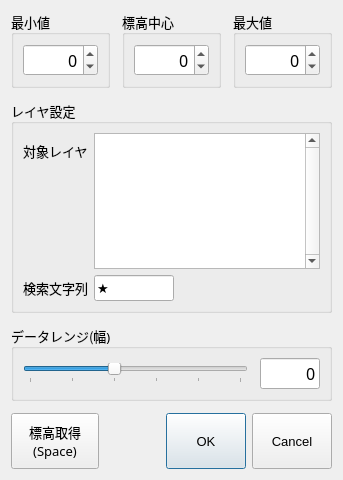
Before: the Qt Designer form demstyle_all_dialog_base.ui in tamaohome/qgis-demstyle-all, drawn with Qt 5.
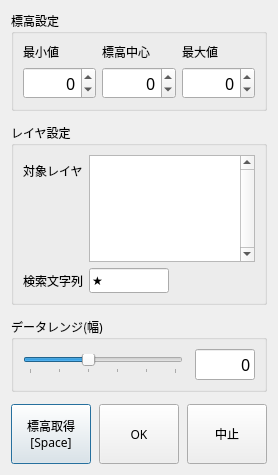
After: the same form once the commit is applied.

Commit message: ✨ feat(ui): フォントサイズ、グループ表示を調整

The edit to the form file:
```diff
--- a/demstyle_all_dialog_base.ui
+++ b/demstyle_all_dialog_base.ui
@@ -6,151 +6,66 @@
    <rect>
     <x>0</x>
     <y>0</y>
-    <width>343</width>
-    <height>480</height>
+    <width>270</width>
+    <height>475</height>
    </rect>
   </property>
   <property name="font">
    <font>
     <family>ＭＳ ゴシック</family>
-    <pointsize>10</pointsize>
+    <pointsize>9</pointsize>
    </font>
   </property>
   <property name="windowTitle">
    <string>DEMスタイル一括設定</string>
   </property>
-  <layout class="QVBoxLayout" name="mainLayout">
+  <layout class="QVBoxLayout" name="controlLayout">
+   <item>
+    <widget class="QWidget" name="controlWidget" native="true">
+     <layout class="QVBoxLayout" name="controlLayout">
    <property name="spacing">
     <number>12</number>
    </property>
-   <item>
-    <layout class="QHBoxLayout" name="elevationValuesLayout">
-     <item>
-      <widget class="QGroupBox" name="minElevationGroupBox">
-       <property name="sizePolicy">
-        <sizepolicy hsizetype="Preferred" vsizetype="Maximum">
-         <horstretch>0</horstretch>
-         <verstretch>0</verstretch>
-        </sizepolicy>
-       </property>
-       <property name="minimumSize">
-        <size>
-         <width>0</width>
-         <height>0</height>
-        </size>
-       </property>
+      <property name="leftMargin">
+       <number>0</number>
+      </property>
+      <property name="topMargin">
+       <number>0</number>
+      </property>
+      <property name="rightMargin">
+       <number>0</number>
+      </property>
+      <property name="bottomMargin">
+       <number>0</number>
+      </property>
+      <item>
+       <widget class="QGroupBox" name="elevationValueGroupBox">
        <property name="title">
+         <string>標高設定</string>
+        </property>
+        <layout class="QGridLayout" name="elevationValueLayout">
+         <item row="0" column="0">
+          <widget class="QLabel" name="minElevationLabel">
+           <property name="text">
         <string>最小値</string>
        </property>
-       <property name="toolTip">
-        <string>Wキーで増加、Sキーで減少</string>
-       </property>
-       <layout class="QVBoxLayout" name="minElevationLayout">
-        <item>
-         <widget class="QSpinBox" name="minElevationSpinBox">
-          <property name="minimumSize">
-           <size>
-            <width>72</width>
-            <height>0</height>
-           </size>
-          </property>
-          <property name="font">
-           <font>
-            <family>ＭＳ ゴシック</family>
-            <pointsize>12</pointsize>
-           </font>
-          </property>
-          <property name="alignment">
-           <set>Qt::AlignRight|Qt::AlignTrailing|Qt::AlignVCenter</set>
-          </property>
-          <property name="minimum">
-           <number>-9999</number>
-          </property>
-          <property name="maximum">
-           <number>9999</number>
-          </property>
-          <property name="singleStep">
-           <number>5</number>
-          </property>
-         </widget>
-        </item>
-       </layout>
-      </widget>
-     </item>
-     <item>
-      <widget class="QGroupBox" name="midElevationGroupBox">
-       <property name="sizePolicy">
-        <sizepolicy hsizetype="Preferred" vsizetype="Maximum">
-         <horstretch>0</horstretch>
-         <verstretch>0</verstretch>
-        </sizepolicy>
-       </property>
-       <property name="minimumSize">
-        <size>
-         <width>0</width>
-         <height>0</height>
-        </size>
-       </property>
-       <property name="title">
+          </widget>
+         </item>
+         <item row="0" column="1">
+          <widget class="QLabel" name="midElevationLabel">
+           <property name="text">
         <string>標高中心</string>
        </property>
-       <property name="toolTip">
-        <string>Wキーで増加、Sキーで減少</string>
-       </property>
-       <layout class="QVBoxLayout" name="midElevationLayout">
-        <item>
-         <widget class="QSpinBox" name="midElevationSpinBox">
-          <property name="minimumSize">
-           <size>
-            <width>72</width>
-            <height>0</height>
-           </size>
-          </property>
-          <property name="font">
-           <font>
-            <family>ＭＳ ゴシック</family>
-            <pointsize>12</pointsize>
-           </font>
-          </property>
-          <property name="alignment">
-           <set>Qt::AlignRight|Qt::AlignTrailing|Qt::AlignVCenter</set>
-          </property>
-          <property name="minimum">
-           <number>-9999</number>
-          </property>
-          <property name="maximum">
-           <number>9999</number>
-          </property>
-          <property name="singleStep">
-           <number>5</number>
-          </property>
-         </widget>
-        </item>
-       </layout>
-      </widget>
-     </item>
-     <item>
-      <widget class="QGroupBox" name="maxElevationGroupBox">
-       <property name="sizePolicy">
-        <sizepolicy hsizetype="Preferred" vsizetype="Maximum">
-         <horstretch>0</horstretch>
-         <verstretch>0</verstretch>
-        </sizepolicy>
-       </property>
-       <property name="minimumSize">
-        <size>
-         <width>0</width>
-         <height>0</height>
-        </size>
-       </property>
-       <property name="title">
+          </widget>
+         </item>
+         <item row="0" column="2">
+          <widget class="QLabel" name="maxElevationLabel">
+           <property name="text">
         <string>最大値</string>
        </property>
-       <property name="toolTip">
-        <string>Wキーで増加、Sキーで減少</string>
-       </property>
-       <layout class="QVBoxLayout" name="maxElevationLayout">
-        <item>
+          </widget>
+         </item>
+         <item row="1" column="0">
          <widget class="QSpinBox" name="maxElevationSpinBox">
           <property name="minimumSize">
            <size>
@@ -184,15 +99,69 @@
           </property>
          </widget>
         </item>
-       </layout>
-      </widget>
-     </item>
-    </layout>
+         <item row="1" column="1">
+          <widget class="QSpinBox" name="minElevationSpinBox">
+           <property name="minimumSize">
+            <size>
+             <width>72</width>
+             <height>0</height>
+            </size>
+           </property>
+           <property name="font">
+            <font>
+             <family>ＭＳ ゴシック</family>
+             <pointsize>12</pointsize>
+            </font>
+           </property>
+           <property name="alignment">
+            <set>Qt::AlignRight|Qt::AlignTrailing|Qt::AlignVCenter</set>
+           </property>
+           <property name="minimum">
+            <number>-9999</number>
+           </property>
+           <property name="maximum">
+            <number>9999</number>
+           </property>
+           <property name="singleStep">
+            <number>5</number>
+           </property>
+          </widget>
+         </item>
+         <item row="1" column="2">
+          <widget class="QSpinBox" name="midElevationSpinBox">
+           <property name="minimumSize">
+            <size>
+             <width>72</width>
+             <height>0</height>
+            </size>
+           </property>
+           <property name="font">
+            <font>
+             <family>ＭＳ ゴシック</family>
+             <pointsize>12</pointsize>
+            </font>
+           </property>
+           <property name="alignment">
+            <set>Qt::AlignRight|Qt::AlignTrailing|Qt::AlignVCenter</set>
+           </property>
+           <property name="minimum">
+            <number>-9999</number>
+           </property>
+           <property name="maximum">
+            <number>9999</number>
+           </property>
+           <property name="singleStep">
+            <number>5</number>
+           </property>
+          </widget>
+         </item>
+        </layout>
+       </widget>
    </item>
    <item>
     <widget class="QGroupBox" name="layerSettingsGroupBox">
      <property name="sizePolicy">
-      <sizepolicy hsizetype="Minimum" vsizetype="Minimum">
+         <sizepolicy hsizetype="Expanding" vsizetype="Minimum">
        <horstretch>0</horstretch>
        <verstretch>0</verstretch>
       </sizepolicy>
@@ -204,44 +173,6 @@
       <property name="fieldGrowthPolicy">
        <enum>QFormLayout::ExpandingFieldsGrow</enum>
       </property>
-      <item row="2" column="0">
-       <widget class="QLabel" name="label_2">
-        <property name="sizePolicy">
-         <sizepolicy hsizetype="Fixed" vsizetype="Preferred">
-          <horstretch>0</horstretch>
-          <verstretch>0</verstretch>
-         </sizepolicy>
-        </property>
-        <property name="text">
-         <string>検索文字列</string>
-        </property>
-       </widget>
-      </item>
-      <item row="2" column="1">
-       <widget class="QLineEdit" name="searchStringLineEdit">
-        <property name="sizePolicy">
-         <sizepolicy hsizetype="Fixed" vsizetype="Preferred">
-          <horstretch>0</horstretch>
-          <verstretch>0</verstretch>
-         </sizepolicy>
-        </property>
-        <property name="minimumSize">
-         <size>
-          <width>80</width>
-          <height>0</height>
-         </size>
-        </property>
-        <property name="maximumSize">
-         <size>
-          <width>80</width>
-          <height>16777215</height>
-         </size>
-        </property>
-        <property name="text">
-         <string notr="true">★</string>
-        </property>
-       </widget>
-      </item>
       <item row="1" column="0">
        <widget class="QLabel" name="label_1">
         <property name="sizePolicy">
@@ -265,7 +196,7 @@
         </property>
         <property name="minimumSize">
          <size>
-          <width>200</width>
+             <width>160</width>
           <height>0</height>
          </size>
         </property>
@@ -283,6 +214,44 @@
         </property>
        </widget>
       </item>
+         <item row="2" column="0">
+          <widget class="QLabel" name="searchStringLabel">
+           <property name="sizePolicy">
+            <sizepolicy hsizetype="Fixed" vsizetype="Preferred">
+             <horstretch>0</horstretch>
+             <verstretch>0</verstretch>
+            </sizepolicy>
+           </property>
+           <property name="text">
+            <string>検索文字列</string>
+           </property>
+          </widget>
+         </item>
+         <item row="2" column="1">
+          <widget class="QLineEdit" name="searchStringLineEdit">
+           <property name="sizePolicy">
+            <sizepolicy hsizetype="Fixed" vsizetype="Preferred">
+             <horstretch>0</horstretch>
+             <verstretch>0</verstretch>
+            </sizepolicy>
+           </property>
+           <property name="minimumSize">
+            <size>
+             <width>80</width>
+             <height>0</height>
+            </size>
+           </property>
+           <property name="maximumSize">
+            <size>
+             <width>80</width>
+             <height>16777215</height>
+            </size>
+           </property>
+           <property name="text">
+            <string notr="true">★</string>
+           </property>
+          </widget>
+         </item>
      </layout>
     </widget>
    </item>
@@ -374,9 +343,9 @@
        <verstretch>0</verstretch>
       </sizepolicy>
      </property>
-     <layout class="QHBoxLayout" name="dataRangeLayout">
+        <layout class="QHBoxLayout" name="buttonsLayout">
       <property name="spacing">
-       <number>0</number>
+          <number>8</number>
       </property>
       <property name="leftMargin">
        <number>0</number>
@@ -400,22 +369,13 @@
         </property>
         <property name="minimumSize">
          <size>
-          <width>82</width>
-          <height>50</height>
-         </size>
-        </property>
-        <property name="font">
-         <font>
-          <family>ＭＳ ゴシック</family>
-          <pointsize>10</pointsize>
-         </font>
-        </property>
-        <property name="styleSheet">
-         <string notr="true">QPushButton { min-width: 80px; min-height: 48px; }</string>
-        </property>
+             <width>48</width>
+             <height>60</height>
+            </size>
+           </property>
         <property name="text">
          <string>標高取得
-(Space)</string>
+[Space]</string>
         </property>
         <property name="shortcut">
          <string>Space</string>
@@ -423,28 +383,63 @@
        </widget>
       </item>
       <item>
-       <widget class="QDialogButtonBox" name="dialogButtonBox">
-        <property name="sizePolicy">
-         <sizepolicy hsizetype="Expanding" vsizetype="Fixed">
-          <horstretch>0</horstretch>
-          <verstretch>0</verstretch>
-         </sizepolicy>
-        </property>
-        <property name="minimumSize">
-         <size>
-          <width>0</width>
-          <height>0</height>
-         </size>
-        </property>
-        <property name="styleSheet">
-         <string notr="true">QPushButton { min-height: 48px; font-family: 'ＭＳ ゴシック'; font-size: 10pt; }</string>
-        </property>
+          <spacer name="horizontalSpacer">
         <property name="orientation">
          <enum>Qt::Horizontal</enum>
         </property>
-        <property name="standardButtons">
-         <set>QDialogButtonBox::Cancel|QDialogButtonBox::Ok</set>
-        </property>
+           <property name="sizeHint" stdset="0">
+            <size>
+             <width>0</width>
+             <height>0</height>
+            </size>
+           </property>
+          </spacer>
+         </item>
+         <item>
+          <widget class="QPushButton" name="okButton">
+           <property name="sizePolicy">
+            <sizepolicy hsizetype="Fixed" vsizetype="Fixed">
+             <horstretch>0</horstretch>
+             <verstretch>0</verstretch>
+            </sizepolicy>
+           </property>
+           <property name="minimumSize">
+            <size>
+             <width>48</width>
+             <height>60</height>
+            </size>
+           </property>
+           <property name="text">
+            <string>OK</string>
+           </property>
+           <property name="shortcut">
+            <string>Enter</string>
+           </property>
+          </widget>
+         </item>
+         <item>
+          <widget class="QPushButton" name="cancelButton">
+           <property name="sizePolicy">
+            <sizepolicy hsizetype="Fixed" vsizetype="Fixed">
+             <horstretch>0</horstretch>
+             <verstretch>0</verstretch>
+            </sizepolicy>
+           </property>
+           <property name="minimumSize">
+            <size>
+             <width>48</width>
+             <height>60</height>
+            </size>
+           </property>
+           <property name="text">
+            <string>中止</string>
+           </property>
+           <property name="shortcut">
+            <string>Esc</string>
+           </property>
+          </widget>
+         </item>
+        </layout>
        </widget>
       </item>
      </layout>
```
Left out of the diff: 14 changed lines with no effect on the pictures. Lines whose indentation alone changed are shown as unchanged.
